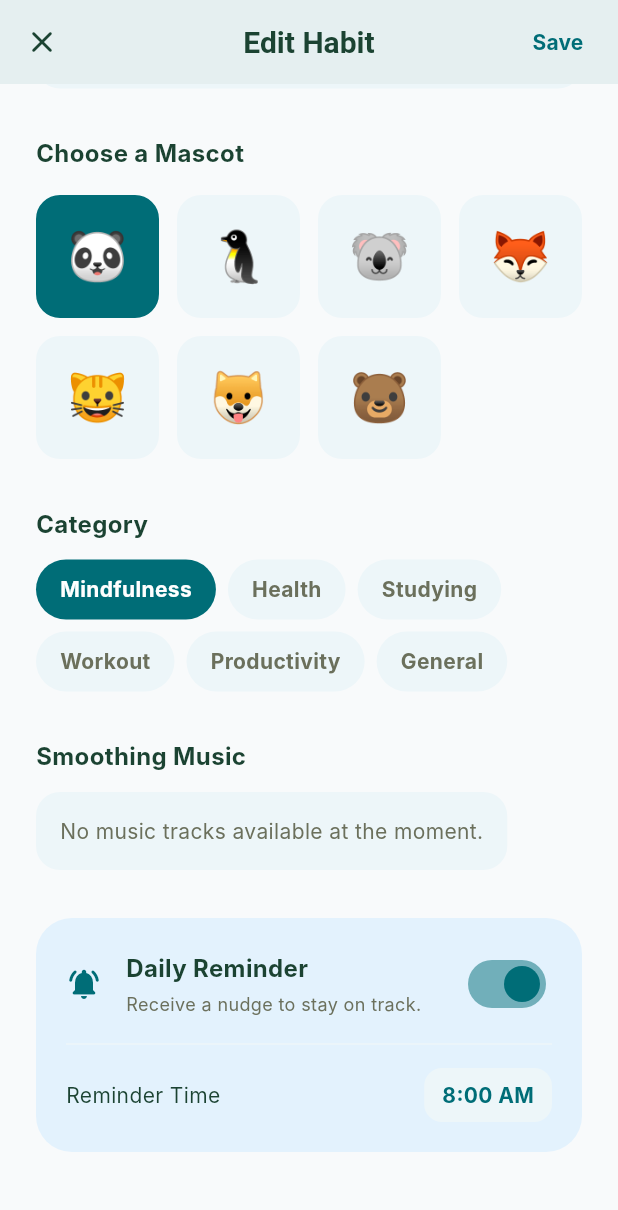
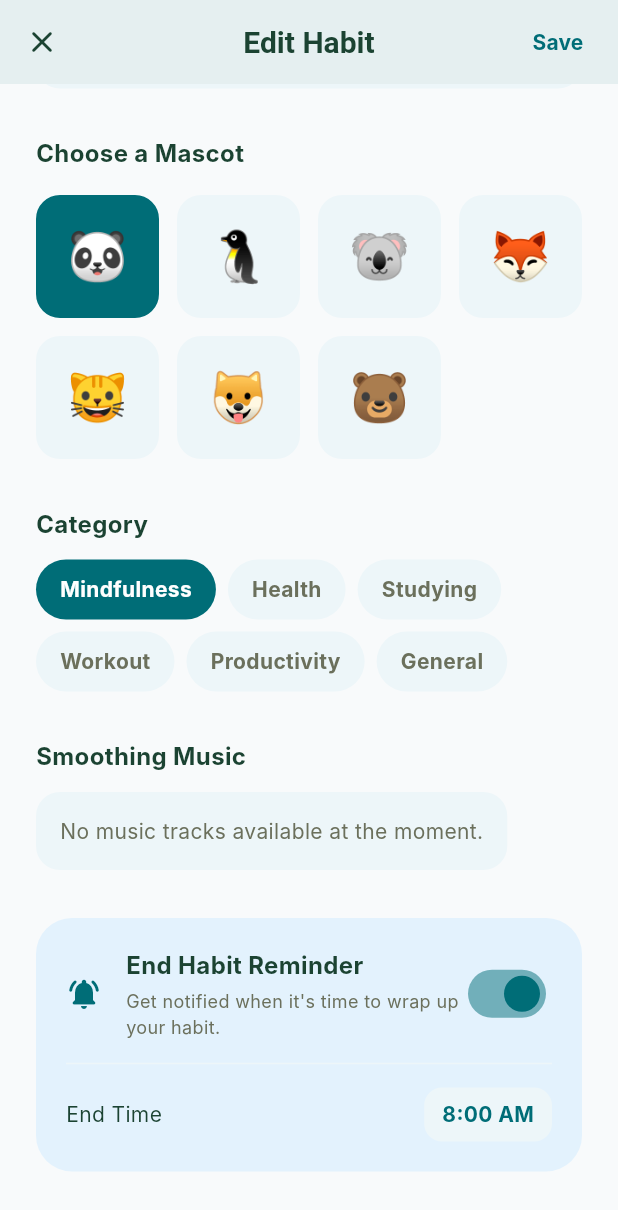
Before and after one commit to omaralaye/habitflow, a Flutter app: the AddHabitScreen screen opened directly with sample values from the repository, scrolled down 112 dp, on a phone screen of 412 x 824 dp. Shown: the top 1210 px of the screen. Run offline on Flutter 3.47's test engine with Material 3 defaults, Android fonts, the phone set to English and light mode, and no system bars; our stand-ins replace animated_notch_bottom_bar, flutter_local_notifications, flutter_timezone, supabase_flutter, timezone; missing offline and left inert: openai_dart; accounts and stored records are empty; network calls fail; Roboto replaces fonts that are missing (Inter).

Commit message:
Change habit reminders from start to end notifications
- Rename HabitModel fields to endReminderEnabled and endReminderTime for clarity.
- Update NotificationService to use "Time to wrap up!" messaging.
- Rebrand AddHabitScreen UI labels from "Daily Reminder" to "End Habit Reminder".
- Maintain backward compatibility by mapping to existing Supabase columns.

Co-authored-by: omaralaye <199628096+omaralaye@users.noreply.github.com>

```diff
--- a/lib/models/habit_model.dart
+++ b/lib/models/habit_model.dart
@@ -22,8 +22,8 @@ class HabitModel {
   final String category;
   final bool isCompletedToday;
   final String? musicId;
-  final bool reminderEnabled;
-  final TimeOfDay? reminderTime;
+  final bool endReminderEnabled;
+  final TimeOfDay? endReminderTime;
 
   static String mascotToEmoji(MascotType type) {
     switch (type) {
@@ -61,8 +61,8 @@ class HabitModel {
     this.category = 'General',
     this.isCompletedToday = false,
     this.musicId,
-    this.reminderEnabled = true,
-    this.reminderTime,
+    this.endReminderEnabled = true,
+    this.endReminderTime,
   });
 
   HabitModel copyWith({
@@ -77,8 +77,8 @@ class HabitModel {
     String? category,
     bool? isCompletedToday,
     String? musicId,
-    bool? reminderEnabled,
-    TimeOfDay? reminderTime,
+    bool? endReminderEnabled,
+    TimeOfDay? endReminderTime,
   }) {
     return HabitModel(
       id: id ?? this.id,
@@ -92,8 +92,8 @@ class HabitModel {
       category: category ?? this.category,
       isCompletedToday: isCompletedToday ?? this.isCompletedToday,
       musicId: musicId ?? this.musicId,
-      reminderEnabled: reminderEnabled ?? this.reminderEnabled,
-      reminderTime: reminderTime ?? this.reminderTime,
+      endReminderEnabled: endReminderEnabled ?? this.endReminderEnabled,
+      endReminderTime: endReminderTime ?? this.endReminderTime,
     );
   }
 }
--- a/lib/screens/add_habit_screen.dart
+++ b/lib/screens/add_habit_screen.dart
@@ -43,8 +43,8 @@ class _AddHabitScreenState extends State<AddHabitScreen> {
       _selectedMascot = widget.habit!.mascot;
       _selectedCategory = widget.habit!.category;
       _selectedMusicId = widget.habit!.musicId;
-      _isReminderEnabled = widget.habit!.reminderEnabled;
-      _selectedTime = widget.habit!.reminderTime ?? const TimeOfDay(hour: 8, minute: 0);
+      _isReminderEnabled = widget.habit!.endReminderEnabled;
+      _selectedTime = widget.habit!.endReminderTime ?? const TimeOfDay(hour: 8, minute: 0);
     }
   }
 
@@ -135,8 +135,8 @@ class _AddHabitScreenState extends State<AddHabitScreen> {
                 category: _selectedCategory,
                 isCompletedToday: widget.habit?.isCompletedToday ?? false,
                 musicId: _selectedMusicId,
-                reminderEnabled: _isReminderEnabled,
-                reminderTime: _selectedTime,
+                endReminderEnabled: _isReminderEnabled,
+                endReminderTime: _selectedTime,
               );
 
               try {
@@ -483,7 +483,7 @@ class _AddHabitScreenState extends State<AddHabitScreen> {
                   crossAxisAlignment: CrossAxisAlignment.start,
                   children: [
                     Text(
-                      'Daily Reminder',
+                      'End Habit Reminder',
                       style: TextStyle(
                         fontSize: 16,
                         fontWeight: FontWeight.bold,
@@ -492,7 +492,7 @@ class _AddHabitScreenState extends State<AddHabitScreen> {
                     ),
                     const SizedBox(height: 4),
                     Text(
-                      'Receive a nudge to stay on track.',
+                      'Get notified when it\'s time to wrap up your habit.',
                       style: TextStyle(fontSize: 12, color: isDark ? AppColors.darkTextSecondary : AppColors.textGrey),
                     ),
                   ],
@@ -536,7 +536,7 @@ class _AddHabitScreenState extends State<AddHabitScreen> {
                 mainAxisAlignment: MainAxisAlignment.spaceBetween,
                 children: [
                   Text(
-                    'Reminder Time',
+                    'End Time',
                     style: TextStyle(
                       fontSize: 14,
                       color: theme.colorScheme.onSurface,
--- a/lib/services/database_service.dart
+++ b/lib/services/database_service.dart
@@ -292,11 +292,11 @@ class DatabaseService {
     }).length;
     final progress = ((recentCompletions / 30) * 100).toInt().clamp(0, 100);
 
-    TimeOfDay? reminderTime;
+    TimeOfDay? endReminderTime;
     if (data['reminder_time'] != null) {
       final parts = (data['reminder_time'] as String).split(':');
       if (parts.length >= 2) {
-        reminderTime = TimeOfDay(
+        endReminderTime = TimeOfDay(
           hour: int.parse(parts[0]),
           minute: int.parse(parts[1]),
         );
@@ -315,17 +315,17 @@ class DatabaseService {
       category: data['category'] ?? 'General',
       isCompletedToday: isCompletedToday,
       musicId: data['music_id'],
-      reminderEnabled: data['reminder_enabled'] ?? true,
-      reminderTime: reminderTime,
+      endReminderEnabled: data['reminder_enabled'] ?? true,
+      endReminderTime: endReminderTime,
     );
   }
 
   Map<String, dynamic> _habitToSupabase(HabitModel habit) {
-    String? reminderTimeStr;
-    if (habit.reminderTime != null) {
-      final hour = habit.reminderTime!.hour.toString().padLeft(2, '0');
-      final minute = habit.reminderTime!.minute.toString().padLeft(2, '0');
-      reminderTimeStr = '$hour:$minute:00';
+    String? endReminderTimeStr;
+    if (habit.endReminderTime != null) {
+      final hour = habit.endReminderTime!.hour.toString().padLeft(2, '0');
+      final minute = habit.endReminderTime!.minute.toString().padLeft(2, '0');
+      endReminderTimeStr = '$hour:$minute:00';
     }
 
     return {
@@ -336,8 +336,8 @@ class DatabaseService {
       'mascot_level': habit.mascotLevel,
       'category': habit.category,
       'music_id': habit.musicId,
-      'reminder_enabled': habit.reminderEnabled,
-      'reminder_time': reminderTimeStr,
+      'reminder_enabled': habit.endReminderEnabled,
+      'reminder_time': endReminderTimeStr,
     };
   }
 
--- a/lib/services/notification_service.dart
+++ b/lib/services/notification_service.dart
@@ -57,7 +57,7 @@ class NotificationService {
   }
 
   Future<void> scheduleHabitReminder(HabitModel habit) async {
-    if (!habit.reminderEnabled || habit.reminderTime == null) {
+    if (!habit.endReminderEnabled || habit.endReminderTime == null) {
       await cancelHabitReminder(habit.id);
       return;
     }
@@ -71,8 +71,8 @@ class NotificationService {
       now.year,
       now.month,
       now.day,
-      habit.reminderTime!.hour,
-      habit.reminderTime!.minute,
+      habit.endReminderTime!.hour,
+      habit.endReminderTime!.minute,
     );
 
     if (scheduledDate.isBefore(now)) {
@@ -81,8 +81,8 @@ class NotificationService {
 
     await _notificationsPlugin.zonedSchedule(
       id: id,
-      title: 'Time for your habit! $emoji',
-      body: 'Keep your flow going with "${habit.name}"',
+      title: 'Time to wrap up! $emoji',
+      body: 'You\'ve done great with "${habit.name}". Time to finish and reflect.',
       scheduledDate: scheduledDate,
       notificationDetails: const NotificationDetails(
         android: AndroidNotificationDetails(
```
Also changed, not shown: pubspec.lock.
